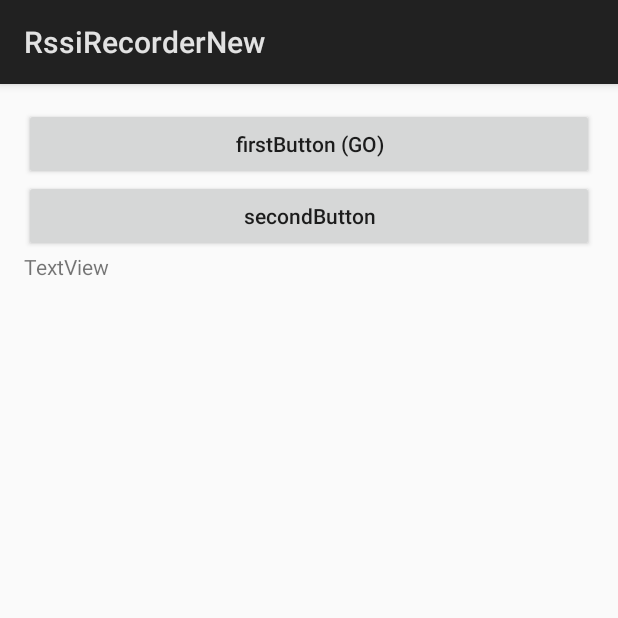
After one commit to themysteq/rssi-recorder-new, an Android app: the AlgorithmActivity screen opened directly, with no data from a screen before it, on a phone screen of 412 x 824 dp, the top half of it. The commit adds this screen. Run offline under Robolectric (Android 15) with nearby library versions, the phone set to English and light mode, and no system bars; our stand-ins replace ButterKnife, EventBus; 1 statement that could not run was skipped.

Commit message:
rssi-recorder-new-16 Dodanie activity odpowiadającego za nawigację (part 1)

```diff
--- a/app/src/main/AndroidManifest.xml
+++ b/app/src/main/AndroidManifest.xml
@@ -32,7 +32,8 @@
             android:screenOrientation="portrait" />
         <activity android:name=".activities.MeasuresActivity" />
         <activity android:name=".activities.SynchronizerActivity" />
-        <activity android:name=".activities.SettingsActivity"></activity>
+        <activity android:name=".activities.SettingsActivity" />
+        <activity android:name=".activities.AlgorithmActivity"></activity>
     </application>
 
 </manifest>
--- /dev/null
+++ b/app/src/main/java/pl/mysteq/software/rssirecordernew/activities/AlgorithmActivity.java
@@ -0,0 +1,73 @@
+package pl.mysteq.software.rssirecordernew.activities;
+
+import android.app.Activity;
+import android.os.Bundle;
+import android.util.Log;
+import android.widget.Button;
+import android.widget.TextView;
+
+import org.w3c.dom.Text;
+
+import java.io.File;
+import java.util.ArrayList;
+import java.util.Scanner;
+
+import butterknife.BindView;
+import butterknife.ButterKnife;
+import butterknife.OnClick;
+import pl.mysteq.software.rssirecordernew.R;
+import pl.mysteq.software.rssirecordernew.algorithm.AlgorithmSingleton;
+import pl.mysteq.software.rssirecordernew.managers.MyWifiScannerManager;
+import pl.mysteq.software.rssirecordernew.managers.PlansFileManager;
+import pl.mysteq.software.rssirecordernew.structures.MeasurePoint;
+
+public class AlgorithmActivity extends Activity {
+
+    private static final String LogTAG = "AlgorithmActivity";
+
+    private String planName;
+    private String measureUUID;
+    private String measureName;
+    private String measureFullPath;
+
+    private AlgorithmSingleton algorithmSingleton = null;
+
+    private MyWifiScannerManager scannerManager = null;
+
+    @BindView(R.id.firstButton) Button firstButton;
+    @BindView(R.id.secondButton) Button secondButton;
+    @BindView(R.id.summaryTextView) TextView summaryTextView;
+
+    @Override
+    protected void onCreate(Bundle savedInstanceState) {
+        super.onCreate(savedInstanceState);
+        setContentView(R.layout.activity_algorithm);
+        ButterKnife.bind(this);
+        Log.d(LogTAG,"preparing");
+        prepare();
+        Log.d(LogTAG,"prepared");
+
+    }
+
+    public void prepare()
+    {
+        planName = getIntent().getStringExtra("PLAN_NAME");
+        measureFullPath = getIntent().getStringExtra("MEASURE_FULLPATH");
+        measureUUID = getIntent().getStringExtra("MEASURE_UUID");
+        measureName = getIntent().getStringExtra("MEASURE_NAME");
+        scannerManager =  MyWifiScannerManager.getInstance().init(this);
+        scannerManager.loadFromFile(new File(PlansFileManager.getInstance().getAppExternalMeasuresFolder(),measureFullPath));
+
+        algorithmSingleton = new AlgorithmSingleton();
+    }
+
+    @OnClick(R.id.secondButton)
+    public void secondButtonClick(){
+        Log.d(LogTAG,"secondButtonClick()");
+
+        ArrayList<MeasurePoint> _measures = scannerManager.getSectorManager().getAllMeasures();
+        algorithmSingleton.setMeasurePointArrayList(_measures);
+
+
+    }
+}
--- a/app/src/main/java/pl/mysteq/software/rssirecordernew/algorithm/AlgorithmSingleton.java
+++ b/app/src/main/java/pl/mysteq/software/rssirecordernew/algorithm/AlgorithmSingleton.java
@@ -1,8 +1,34 @@
 package pl.mysteq.software.rssirecordernew.algorithm;
+
+import java.util.ArrayList;
+import java.util.HashMap;
+
+import pl.mysteq.software.rssirecordernew.structures.CustomScanResult;
+import pl.mysteq.software.rssirecordernew.structures.MeasurePoint;
+import pl.mysteq.software.rssirecordernew.structures.Sector;
 
 /**
  * Created by mysteq on 2017-09-10.
  */
 
 public class AlgorithmSingleton {
+
+    private Sector currentSector = null;
+    private MeasurePoint currentMeasurePoint = null;
+    private ArrayList<MeasurePoint> measurePointArrayList = null;
+    private HashMap<Integer,HashMap<Integer,Sector>> sectorHashMap = null;
+    private HashMap<String,CustomScanResult> _ScanResultHashMap = null;
+
+
+    public void setSectorHashMap(HashMap<Integer, HashMap<Integer, Sector>> sectorHashMap) {
+        this.sectorHashMap = sectorHashMap;
+    }
+
+    public void setMeasurePointArrayList(ArrayList<MeasurePoint> measurePointArrayList) {
+        this.measurePointArrayList = measurePointArrayList;
+    }
+
+    public void indexMeasures() {
+
+    }
 }
--- a/app/src/main/java/pl/mysteq/software/rssirecordernew/managers/MyWifiScannerManager.java
+++ b/app/src/main/java/pl/mysteq/software/rssirecordernew/managers/MyWifiScannerManager.java
@@ -214,10 +214,11 @@ public final class MyWifiScannerManager {
         return autoScanManager;
     }
 
+    /*
     public void invokeScanAsync(){
         EventBus.getDefault().post(new PerformWifiScanEvent());
     }
-
+*/
 
     @Subscribe(threadMode = ThreadMode.ASYNC)
     public void OnMessage(AutoScanCompletedEvent event){
--- /dev/null
+++ b/app/src/main/res/layout/activity_algorithm.xml
@@ -0,0 +1,65 @@
+<?xml version="1.0" encoding="utf-8"?>
+<RelativeLayout xmlns:android="http://schemas.android.com/apk/res/android"
+    xmlns:tools="http://schemas.android.com/tools"
+    android:id="@+id/activity_algorithm"
+    android:layout_width="match_parent"
+    android:layout_height="match_parent"
+    android:paddingBottom="@dimen/activity_vertical_margin"
+    android:paddingLeft="@dimen/activity_horizontal_margin"
+    android:paddingRight="@dimen/activity_horizontal_margin"
+    android:paddingTop="@dimen/activity_vertical_margin"
+    tools:context="pl.mysteq.software.rssirecordernew.activities.AlgorithmActivity">
+
+    <LinearLayout
+        android:layout_width="match_parent"
+        android:layout_height="match_parent"
+        android:orientation="vertical">
+
+        <LinearLayout
+            android:layout_width="match_parent"
+            android:layout_height="wrap_content"
+            android:orientation="horizontal">
+
+            <Button
+                android:id="@+id/firstButton"
+                android:layout_width="wrap_content"
+                android:layout_height="wrap_content"
+                android:layout_weight="1"
+                android:text="firstButton (GO)"
+                android:textAllCaps="false" />
+        </LinearLayout>
+
+        <LinearLayout
+            android:layout_width="match_parent"
+            android:layout_height="wrap_content"
+            android:orientation="horizontal">
+
+            <Button
+                android:id="@+id/secondButton"
+                android:layout_width="wrap_content"
+                android:layout_height="wrap_content"
+                android:layout_weight="1"
+                android:text="secondButton"
+                android:textAllCaps="false" />
+
+
+
+    </LinearLayout>
+        <LinearLayout
+            android:layout_width="match_parent"
+            android:layout_height="match_parent"
+            android:layout_weight="1"
+            android:orientation="horizontal">
+
+            <TextView
+                android:id="@+id/summaryTextView"
+                android:layout_width="wrap_content"
+                android:layout_height="wrap_content"
+                android:layout_weight="1"
+                android:lines="@android:integer/config_shortAnimTime"
+                android:nestedScrollingEnabled="true"
+                android:text="TextView" />
+        </LinearLayout>
+
+    </LinearLayout>
+</RelativeLayout>
--- a/app/src/main/res/layout/activity_scanning.xml
+++ b/app/src/main/res/layout/activity_scanning.xml
@@ -9,6 +9,7 @@
     android:paddingLeft="@dimen/activity_horizontal_margin"
     android:paddingRight="@dimen/activity_horizontal_margin"
     android:paddingTop="@dimen/activity_vertical_margin"
+    android:keepScreenOn="true"
     tools:context="pl.mysteq.software.rssirecordernew.activities.ScanningActivity">
 
 
```
Also changed, not shown: app/build.gradle (+3 -4 lines), app/src/main/java/pl/mysteq/software/rssirecordernew/activities/MainActivity.java (+39 -10 lines), app/src/main/java/pl/mysteq/software/rssirecordernew/activities/ScanningActivity.java (+5 -4 lines), app/src/main/java/pl/mysteq/software/rssirecordernew/managers/AutoScanManager.java (+19 -14 lines), app/src/main/java/pl/mysteq/software/rssirecordernew/structures/MeasurePoint.java (+26 -7 lines), app/src/main/res/layout/activity_main.xml (+29 -25 lines), 2 other files.
